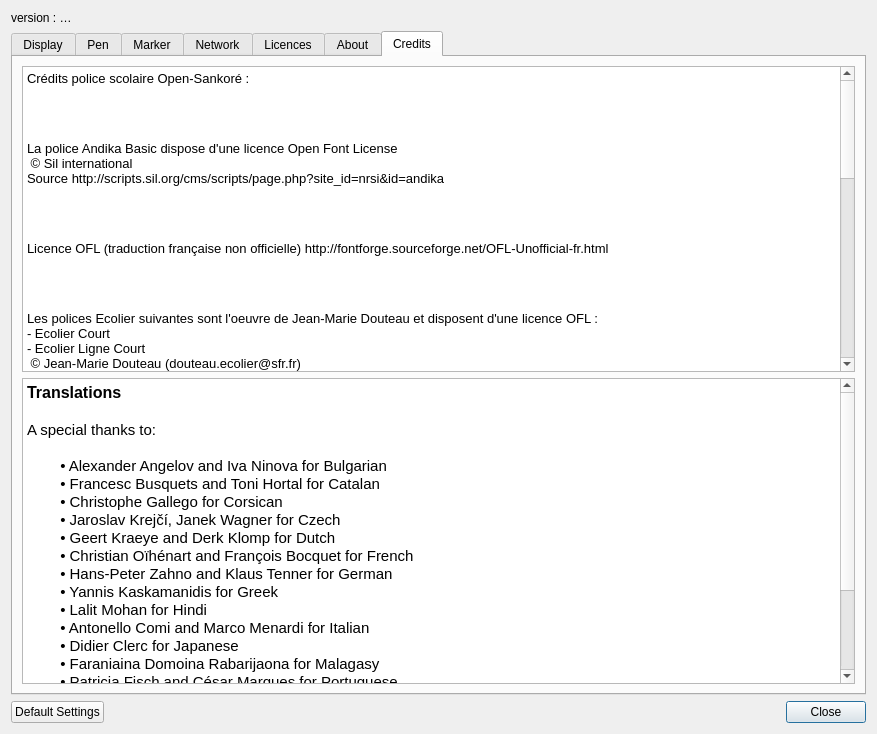
Qt form resources/forms/preferences.ui (Sankore/Sankore-3.1) before a commit.
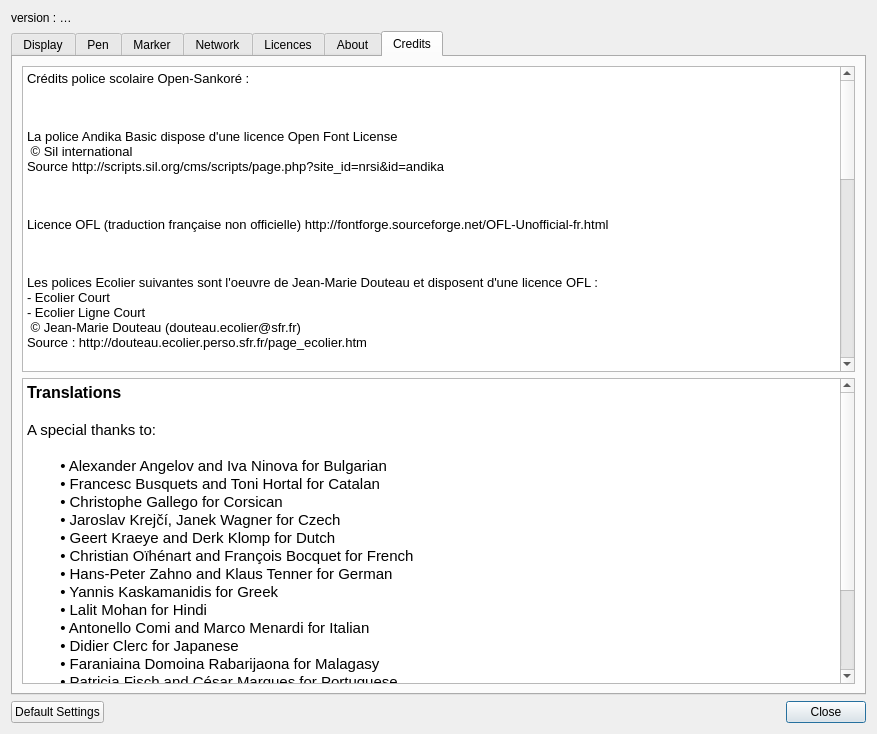
The same form after that commit. The open tabs and pages were chosen to show the change.

Commit message: Ajout Crédits pour les polices EcritureA et EcritureB

What changed in the file:
```diff
--- a/resources/forms/preferences.ui
+++ b/resources/forms/preferences.ui
@@ -2630,7 +2630,7 @@
           <string notr="true">&lt;!DOCTYPE HTML PUBLIC &quot;-//W3C//DTD HTML 4.0//EN&quot; &quot;http://www.w3.org/TR/REC-html40/strict.dtd&quot;&gt;
 &lt;html&gt;&lt;head&gt;&lt;meta name=&quot;qrichtext&quot; content=&quot;1&quot; /&gt;&lt;style type=&quot;text/css&quot;&gt;
 p, li { white-space: pre-wrap; }
-&lt;/style&gt;&lt;/head&gt;&lt;body style=&quot; font-family:'Lucida Grande'; font-size:13pt; font-weight:400; font-style:normal;&quot;&gt;
+&lt;/style&gt;&lt;/head&gt;&lt;body style=&quot; font-family:'MS Shell Dlg 2'; font-size:8.25pt; font-weight:400; font-style:normal;&quot;&gt;
 &lt;p style=&quot; margin-top:0px; margin-bottom:0px; margin-left:0px; margin-right:0px; -qt-block-indent:0; text-indent:0px;&quot;&gt;&lt;span style=&quot; font-family:'Ubuntu'; font-size:10pt;&quot;&gt;Crédits police scolaire Open-Sankoré : &lt;/span&gt;&lt;/p&gt;
 &lt;p style=&quot;-qt-paragraph-type:empty; margin-top:0px; margin-bottom:0px; margin-left:0px; margin-right:0px; -qt-block-indent:0; text-indent:0px; font-family:'Ubuntu'; font-size:10pt;&quot;&gt;&lt;br /&gt;&lt;/p&gt;
 &lt;p style=&quot; margin-top:0px; margin-bottom:0px; margin-left:0px; margin-right:0px; -qt-block-indent:0; text-indent:0px;&quot;&gt;&lt;span style=&quot; font-family:'Ubuntu'; font-size:10pt;&quot;&gt;&lt;br /&gt;&lt;/span&gt;&lt;/p&gt;
@@ -2675,7 +2675,12 @@
 &lt;p style=&quot; margin-top:0px; margin-bottom:0px; margin-left:0px; margin-right:0px; -qt-block-indent:0; text-indent:0px;&quot;&gt;&lt;span style=&quot; font-family:'Ubuntu'; font-size:10pt;&quot;&gt;Source : http://pointecole.free.fr/polices/ALPHONET.zip&lt;/span&gt;&lt;/p&gt;
 &lt;p style=&quot; margin-top:0px; margin-bottom:0px; margin-left:0px; margin-right:0px; -qt-block-indent:0; text-indent:0px;&quot;&gt;&lt;span style=&quot; font-family:'Ubuntu'; font-size:10pt;&quot;&gt; © Henri Rogelet &amp;lt;h.rogelet@free.fr&amp;gt;&lt;/span&gt;&lt;/p&gt;
 &lt;p style=&quot; margin-top:0px; margin-bottom:0px; margin-left:0px; margin-right:0px; -qt-block-indent:0; text-indent:0px;&quot;&gt;&lt;span style=&quot; font-family:'Ubuntu'; font-size:10pt;&quot;&gt;Autorisation pour un usage non commercial&lt;/span&gt;&lt;/p&gt;
-&lt;p style=&quot; margin-top:0px; margin-bottom:0px; margin-left:0px; margin-right:0px; -qt-block-indent:0; text-indent:0px;&quot;&gt;&lt;span style=&quot; font-family:'Ubuntu'; font-size:10pt;&quot;&gt;Source : http://pointecole.free.fr/polices.html&lt;/span&gt;&lt;/p&gt;&lt;/body&gt;&lt;/html&gt;</string>
+&lt;p style=&quot; margin-top:0px; margin-bottom:0px; margin-left:0px; margin-right:0px; -qt-block-indent:0; text-indent:0px;&quot;&gt;&lt;span style=&quot; font-family:'Ubuntu'; font-size:10pt;&quot;&gt;Source : http://pointecole.free.fr/polices.html&lt;/span&gt;&lt;/p&gt;
+&lt;p style=&quot;-qt-paragraph-type:empty; margin-top:0px; margin-bottom:0px; margin-left:0px; margin-right:0px; -qt-block-indent:0; text-indent:0px; font-family:'Ubuntu'; font-size:10pt;&quot;&gt;&lt;br /&gt;&lt;/p&gt;
+&lt;p style=&quot;-qt-paragraph-type:empty; margin-top:0px; margin-bottom:0px; margin-left:0px; margin-right:0px; -qt-block-indent:0; text-indent:0px; font-family:'Ubuntu'; font-size:10pt;&quot;&gt;&lt;br /&gt;&lt;/p&gt;
+&lt;p style=&quot;-qt-paragraph-type:empty; margin-top:0px; margin-bottom:0px; margin-left:0px; margin-right:0px; -qt-block-indent:0; text-indent:0px; font-family:'Ubuntu'; font-size:10pt;&quot;&gt;&lt;br /&gt;&lt;/p&gt;
+&lt;p style=&quot; margin-top:0px; margin-bottom:0px; margin-left:0px; margin-right:0px; -qt-block-indent:0; text-indent:0px;&quot;&gt;&lt;span style=&quot; font-family:'Ubuntu'; font-size:10pt;&quot;&gt;Les polices EcritureA et EcritureB sont l'oeuvre du Bureau des usages numériques et des ressources pédagogiques.&lt;/span&gt;&lt;/p&gt;
+&lt;p style=&quot; margin-top:0px; margin-bottom:0px; margin-left:0px; margin-right:0px; -qt-block-indent:0; text-indent:0px;&quot;&gt;&lt;span style=&quot; font-family:'Ubuntu'; font-size:10pt;&quot;&gt;Source : http://eduscol.education.fr/cid72979/polices-de-caracteres-cursives-pour-l-enseignement-de-l-ecriture.html&lt;/span&gt;&lt;/p&gt;&lt;/body&gt;&lt;/html&gt;</string>
          </property>
          <property name="textInteractionFlags">
           <set>Qt::TextSelectableByKeyboard|Qt::TextSelectableByMouse</set>
```
Left out of the diff: 8 changed lines with no effect on the pictures.
